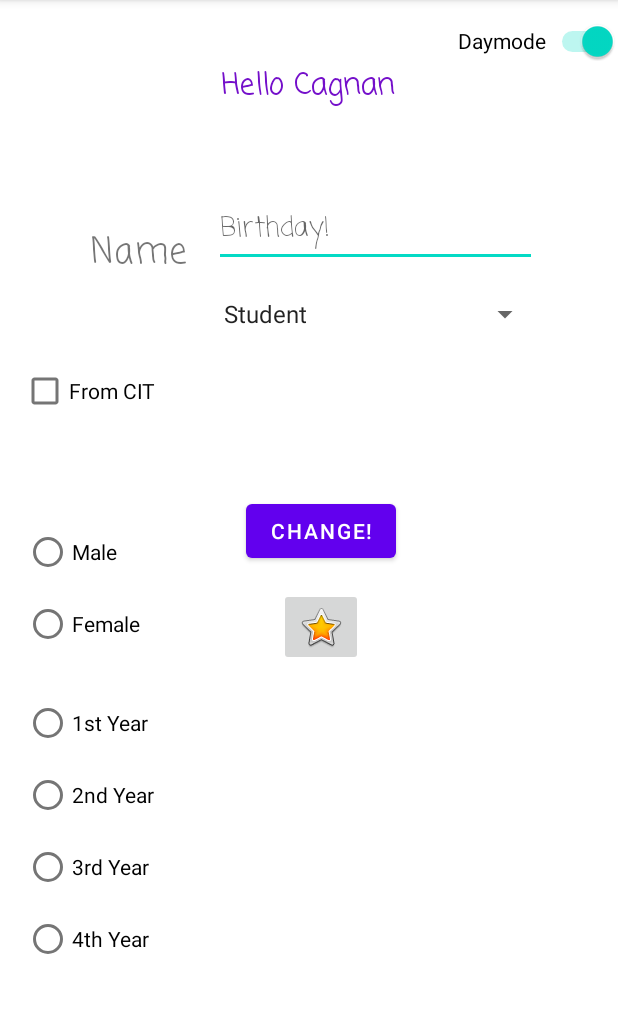
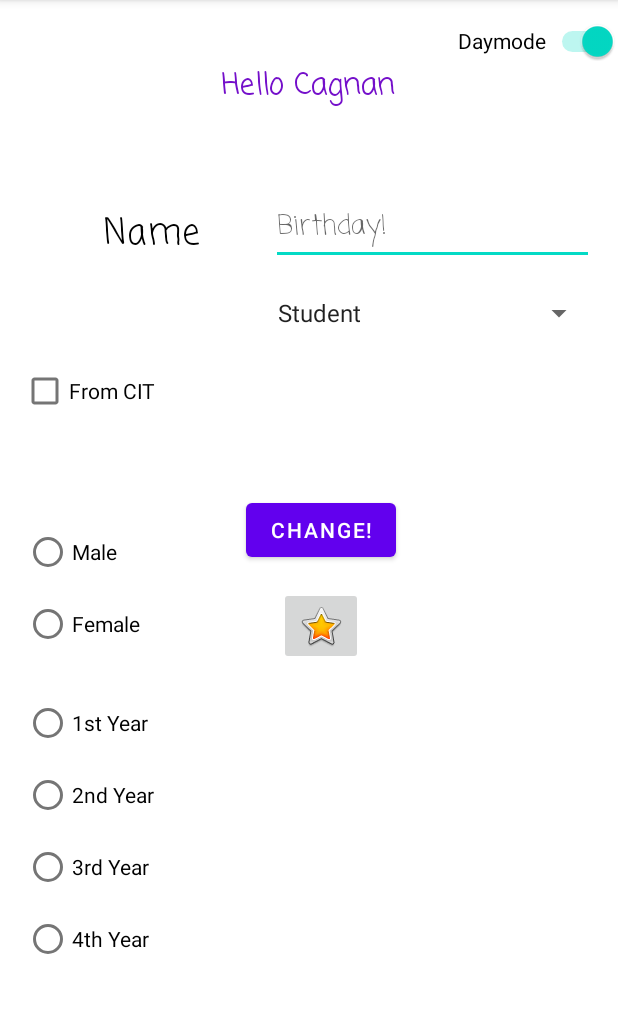
Before and after one commit to Kanklein/BackgroundCagnan, an Android app: the screen it shows after launch (MainActivity), after a tap on "Daymode", on a phone screen of 412 x 824 dp, the part 84-1097 px from its top. Run offline under Robolectric (Android 15) with nearby library versions, the phone set to English and light mode, and no system bars.

```diff
--- a/app/src/main/java/com/example/backgroundcagnan/MainActivity.java
+++ b/app/src/main/java/com/example/backgroundcagnan/MainActivity.java
@@ -3,6 +3,7 @@ package com.example.backgroundcagnan;
 import androidx.appcompat.app.AppCompatActivity;
 import androidx.constraintlayout.widget.ConstraintLayout;
 
+import android.content.Context;
 import android.graphics.Color;
 import android.graphics.drawable.ColorDrawable;
 import android.os.Bundle;
@@ -15,6 +16,7 @@ import android.widget.RadioButton;
 import android.widget.Spinner;
 import android.widget.Switch;
 import android.widget.TextView;
+import android.widget.Toast;
 
 public class MainActivity extends AppCompatActivity {
 
@@ -27,6 +29,7 @@ public class MainActivity extends AppCompatActivity {
         bgElement.setBackgroundColor(Color.WHITE);
         //myButtonListenerMethodTest();
         daynightToggleListenerMethod();
+        userTypeChangeListenerMethod(this);
     }
 
     public void daynightToggleListenerMethod(){
@@ -35,6 +38,7 @@ public class MainActivity extends AppCompatActivity {
             @Override
             public void onClick(View view) {
                 ConstraintLayout bgElement = (ConstraintLayout) findViewById(R.id.clMain);
+                TextView tvLabel = (TextView) findViewById(R.id.tvLabel);
                 CheckBox cbCIT = (CheckBox) findViewById(R.id.cbCIT);
                 RadioButton rbMale = (RadioButton) findViewById(R.id.rbMale);
                 RadioButton rbFemale = (RadioButton) findViewById(R.id.rbFemale);
@@ -43,7 +47,7 @@ public class MainActivity extends AppCompatActivity {
                 RadioButton rbthird = (RadioButton) findViewById(R.id.rbthird);
                 RadioButton rbfourth = (RadioButton) findViewById(R.id.rbfourth);
 
-                TextView[] texts = {swday, cbCIT, rbMale, rbFemale, rbfirst ,rbsecond , rbthird, rbthird, rbfourth};
+                TextView[] texts = { tvLabel, swday, cbCIT, rbMale, rbFemale, rbfirst ,rbsecond , rbthird, rbthird, rbfourth};
                 boolean day = swday.isChecked();
                 if (day) {
                     bgElement.setBackgroundColor(Color.WHITE);
@@ -60,12 +64,13 @@ public class MainActivity extends AppCompatActivity {
         });
     }
 
-    public void userTypeChangeListener(){
+    public void userTypeChangeListenerMethod(Context c){
         Spinner spUserType = (Spinner) findViewById(R.id.spUserType);
         spUserType.setOnItemSelectedListener(new AdapterView.OnItemSelectedListener() {
             @Override
             public void onItemSelected(AdapterView<?> adapterView, View view, int i, long l) {
-                TextView tvselected = (TextView) spUserType.getItemAtPosition(i);
+                String selected = (String) spUserType.getItemAtPosition(i);
+                Toast.makeText(c, "You have selected " + selected, Toast.LENGTH_SHORT).show();
             }
 
             @Override
--- a/app/src/main/res/layout/activity_main.xml
+++ b/app/src/main/res/layout/activity_main.xml
@@ -37,10 +37,10 @@
         android:typeface="normal"
         app:layout_constraintBottom_toBottomOf="parent"
         app:layout_constraintEnd_toEndOf="parent"
-        app:layout_constraintHorizontal_bias="0.726"
+        app:layout_constraintHorizontal_bias="0.918"
         app:layout_constraintStart_toStartOf="parent"
         app:layout_constraintTop_toTopOf="parent"
-        app:layout_constraintVertical_bias="0.178"
+        app:layout_constraintVertical_bias="0.176"
         tools:ignore="DuplicateSpeakableTextCheck" />
 
     <TextView
@@ -54,14 +54,15 @@
         android:fontFamily="casual"
         android:text="@string/tvLabel"
         android:textAlignment="center"
+        android:textColor="@color/black"
         android:textSize="24sp"
         android:typeface="normal"
         app:layout_constraintBottom_toBottomOf="parent"
         app:layout_constraintEnd_toStartOf="@+id/etName"
-        app:layout_constraintHorizontal_bias="0.446"
+        app:layout_constraintHorizontal_bias="1.0"
         app:layout_constraintStart_toStartOf="parent"
         app:layout_constraintTop_toTopOf="parent"
-        app:layout_constraintVertical_bias="0.571" />
+        app:layout_constraintVertical_bias="0.0" />
 
     <Spinner
         android:id="@+id/spUserType"
@@ -72,10 +73,10 @@
         android:spinnerMode="dialog"
         app:layout_constraintBottom_toBottomOf="parent"
         app:layout_constraintEnd_toEndOf="parent"
-        app:layout_constraintHorizontal_bias="0.733"
+        app:layout_constraintHorizontal_bias="0.921"
         app:layout_constraintStart_toStartOf="parent"
         app:layout_constraintTop_toBottomOf="@+id/etName"
-        app:layout_constraintVertical_bias="0.013" />
+        app:layout_constraintVertical_bias="0.015" />
 
     <Button
         android:id="@+id/button"
```
